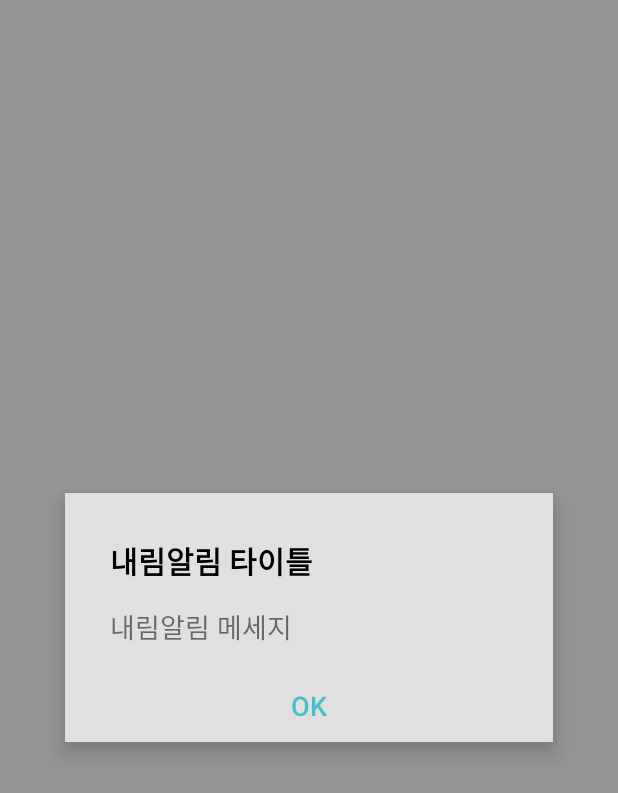
After one commit to GDmail91/Daerimie_v0_2, an Android app: the layout instant_alram_page.xml on its own in the app's theme, with its tools: preview values and no code run, on a phone screen of 412 x 824 dp. The commit adds this screen. Shown: the top 793 px of the screen. Run offline under Robolectric (Android 15) with nearby library versions, the phone set to English and light mode, and no system bars.

Commit message:
알림 팝업창 추가

```diff
--- a/app/src/main/AndroidManifest.xml
+++ b/app/src/main/AndroidManifest.xml
@@ -56,6 +56,11 @@
         <activity android:name=".SetTimePicker">
 
         </activity>
+
+        <activity android:name=".InstantAlram"
+            android:theme="@android:style/Theme.Dialog">
+
+        </activity>
         <!-- ATTENTION: This was auto-generated to add Google Play services to your project for
              App Indexing.  See https://g.co/AppIndexing/AndroidStudio for more information. -->
         <meta-data
--- /dev/null
+++ b/app/src/main/java/org/daelimie/test/daelimie/InstantAlram.java
@@ -0,0 +1,44 @@
+package org.daelimie.test.daelimie;
+
+import android.app.Activity;
+import android.os.Bundle;
+import android.view.View;
+import android.view.Window;
+import android.widget.Button;
+
+/**
+ * Created by YS on 2016-03-28.
+ */
+public class InstantAlram extends Activity implements
+        View.OnClickListener {
+
+    private Button mConfirm, mCancel;
+
+    @Override
+    protected void onCreate(Bundle savedInstanceState) {
+        super.onCreate(savedInstanceState);
+        requestWindowFeature(Window.FEATURE_NO_TITLE);
+        setContentView(R.layout.instant_alram_page);
+
+        setContent();
+    }
+
+    private void setContent() {
+        mConfirm = (Button) findViewById(R.id.alram_confirm);
+
+        mConfirm.setOnClickListener(this);
+    }
+
+    public void onClick(View v) {
+        /*switch (v.getId()) {
+            case R.id.btnConfirm:
+                this.finish();
+                break;
+            case R.id.btnCancel:
+                this.finish();
+                break;
+            default:
+                break;
+        }*/
+    }
+}
--- a/app/src/main/java/org/daelimie/test/daelimie/RoutePicker.java
+++ b/app/src/main/java/org/daelimie/test/daelimie/RoutePicker.java
@@ -119,11 +119,13 @@ public class RoutePicker extends AppCompatActivity {
             }
         });
 
+        // 경로 선택 완료
         Button addRouteButton = (Button) findViewById(R.id.addRouteButton);
         addRouteButton.setOnClickListener(new View.OnClickListener() {
             @Override
             public void onClick(View view) {
-
+                Intent intent = new Intent(RoutePicker.this, InstantAlram.class);
+                startActivity(intent);
             }
         });
 
--- /dev/null
+++ b/app/src/main/res/layout/instant_alram_page.xml
@@ -0,0 +1,58 @@
+<?xml version="1.0" encoding="utf-8"?>
+<LinearLayout xmlns:android="http://schemas.android.com/apk/res/android"
+    android:orientation="horizontal" android:layout_width="match_parent"
+    android:layout_height="match_parent"
+    android:gravity="center"
+    android:weightSum="10"
+    android:background="@color/instantAlram">
+    <LinearLayout
+        android:layout_width="0dp"
+        android:layout_height="wrap_content"
+        android:layout_weight="2">
+    </LinearLayout>
+
+    <LinearLayout
+        android:layout_width="wrap_content"
+        android:layout_height="wrap_content"
+        android:paddingTop="30dp"
+        android:paddingRight="30dp"
+        android:paddingLeft="30dp"
+        android:orientation="vertical"
+        android:layout_weight="6"
+        android:layout_gravity="center"
+        android:background="@color/whiteGray"
+        android:elevation="10dp">
+
+        <TextView
+            android:layout_width="wrap_content"
+            android:layout_height="wrap_content"
+            android:layout_marginBottom="15dp"
+            android:text="내림알림 타이틀"
+            android:textSize="20sp"
+            android:textStyle="bold"
+            android:textColor="@color/black"/>
+        <TextView
+            android:layout_width="wrap_content"
+            android:layout_height="wrap_content"
+            android:layout_marginBottom="15dp"
+            android:text="내림알림 메세지"
+            android:textSize="18sp" />
+
+        <Button
+            android:layout_width="wrap_content"
+            android:layout_height="wrap_content"
+            android:layout_gravity="center"
+            android:background="#00000000"
+            style="?android:attr/borderlessButtonStyle"
+            android:text="OK"
+            android:textSize="18sp"
+            android:textColor="@color/textPrimary"
+            android:id="@+id/alram_confirm"/>
+
+    </LinearLayout>
+    <LinearLayout
+        android:layout_width="0dp"
+        android:layout_height="wrap_content"
+        android:layout_weight="2">
+    </LinearLayout>
+</LinearLayout>
--- a/app/src/main/res/values/colors.xml
+++ b/app/src/main/res/values/colors.xml
@@ -9,4 +9,6 @@
     <color name="black">#000000</color>
     <color name="whiteGray">#E0E0E0</color>
     <color name="darkGray">#5E5E5E</color>
+    <color name="textPrimary">#4ABECD</color>
+    <color name="instantAlram">#66000000</color>
 </resources>
```
